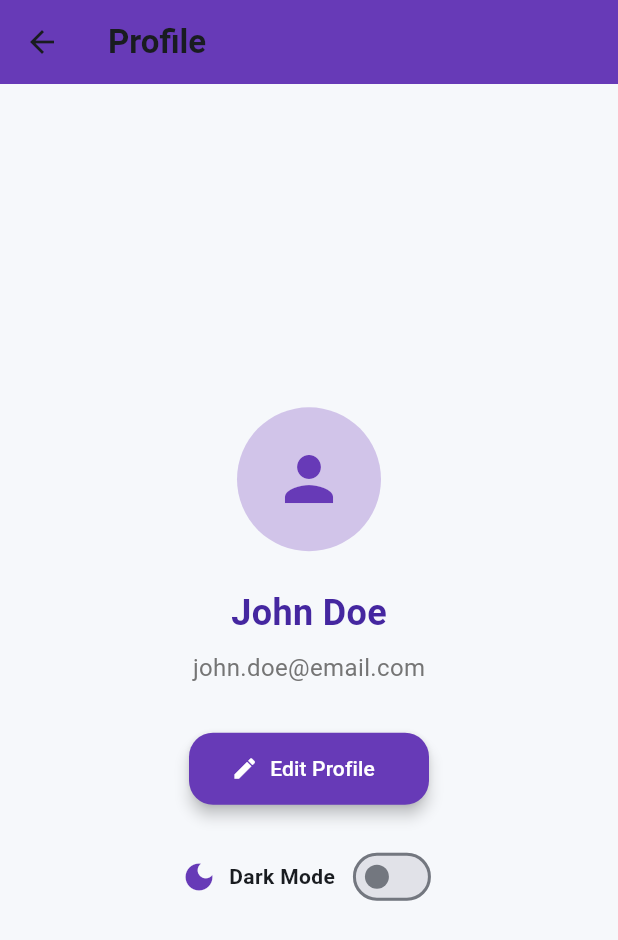
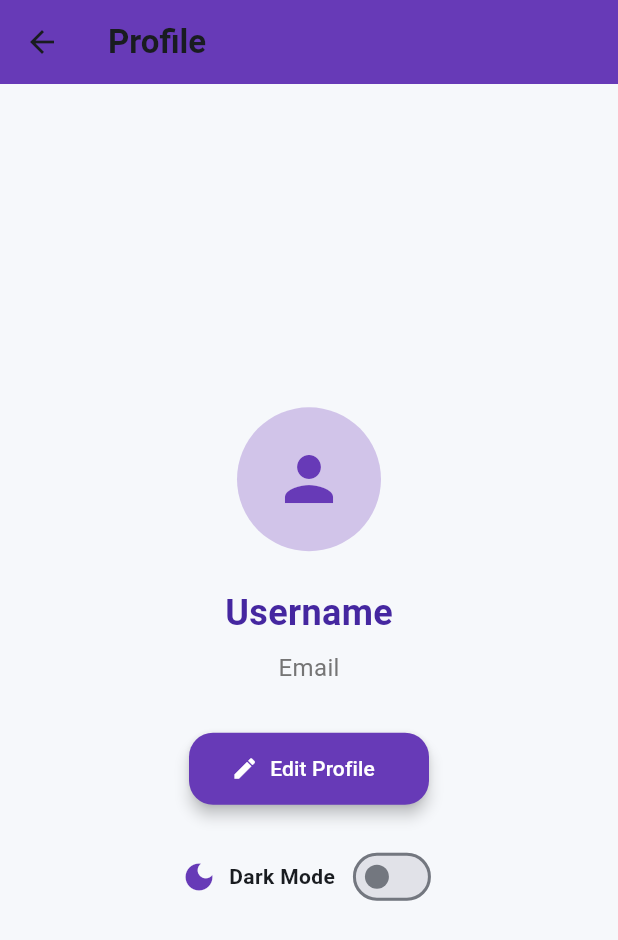
Before and after one commit to Lib1221/ecommerce-full-stack-mobile, a Flutter app: the ProfileView screen opened by its route, on a phone screen of 412 x 824 dp. Shown: the top 940 px of the screen. Run offline on Flutter 3.47's test engine with Material 3 defaults, Android fonts, the phone set to English and light mode, and no system bars; our stand-ins replace cached_network_image, get, get_storage; accounts and stored records are empty; network calls fail.

Commit message:
Refactor ProfileView to use FutureBuilder for user profile data and update Stripe settings in backend configuration

```diff
--- a/frontend/shopping/lib/app/views/profile_view.dart
+++ b/frontend/shopping/lib/app/views/profile_view.dart
@@ -1,6 +1,7 @@
 import 'package:flutter/material.dart';
 import '../controllers/theme_controller.dart';
 import 'package:get/get.dart';
+import '../controllers/auth_controller.dart';
 
 class ProfileView extends StatelessWidget {
   const ProfileView({Key? key}) : super(key: key);
@@ -8,7 +9,17 @@ class ProfileView extends StatelessWidget {
   @override
   Widget build(BuildContext context) {
     final themeController = Get.find<ThemeController>();
+    final authController = Get.find<AuthController>();
 
+    return FutureBuilder<Map<String, dynamic>>(
+      future: authController.api.getUserProfile(),
+      builder: (context, snapshot) {
+        if (snapshot.connectionState == ConnectionState.waiting) {
+          return const Scaffold(
+            body: Center(child: CircularProgressIndicator()),
+          );
+        }
+        final user = snapshot.data ?? {};
         return Scaffold(
           backgroundColor: const Color(0xFFF6F8FB),
           appBar: AppBar(
@@ -31,7 +42,7 @@ class ProfileView extends StatelessWidget {
                   ),
                   const SizedBox(height: 24),
                   Text(
-                'John Doe',
+                    user['username'] ?? 'Username',
                     style: TextStyle(
                       fontSize: 24,
                       fontWeight: FontWeight.bold,
@@ -40,7 +51,7 @@ class ProfileView extends StatelessWidget {
                   ),
                   const SizedBox(height: 8),
                   Text(
-                'john.doe@email.com',
+                    user['email'] ?? 'Email',
                     style: TextStyle(
                       fontSize: 16,
                       color: Colors.grey.shade600,
@@ -85,5 +96,7 @@ class ProfileView extends StatelessWidget {
             ),
           ),
         );
+      },
+    );
   }
 }
```
Also changed, not shown: 1 other file. Lines whose indentation alone changed are shown as unchanged.
